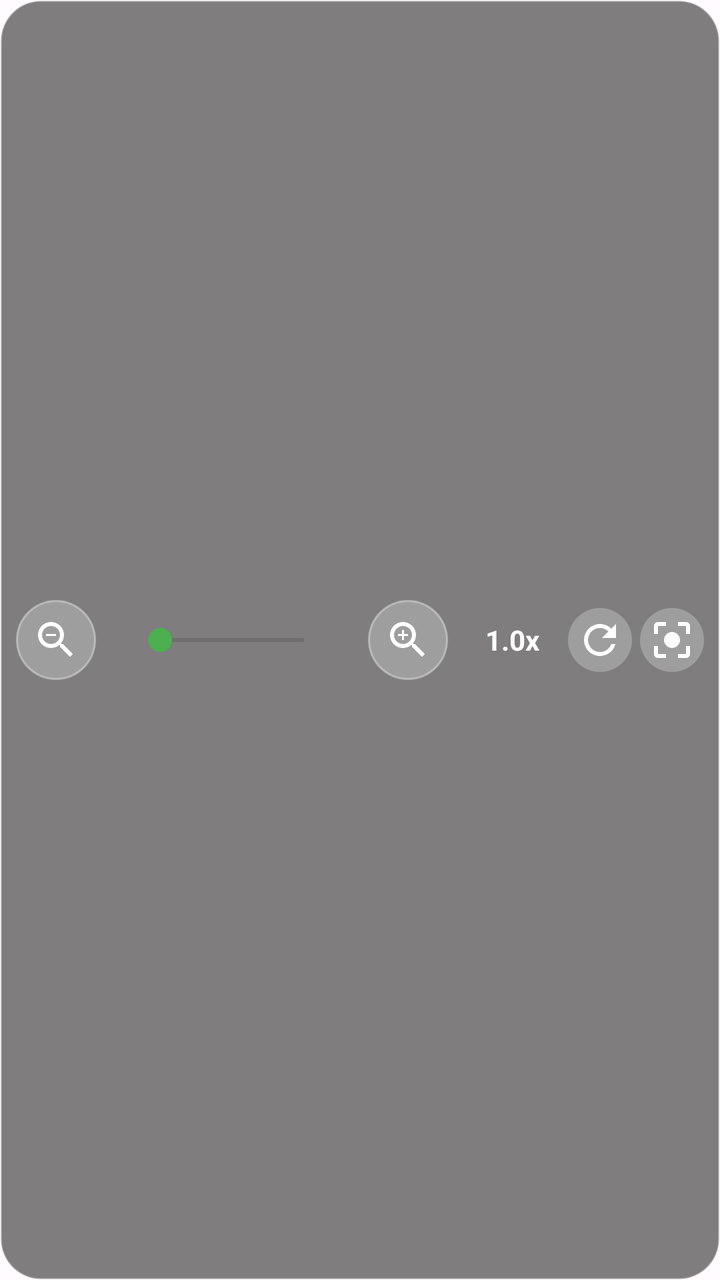
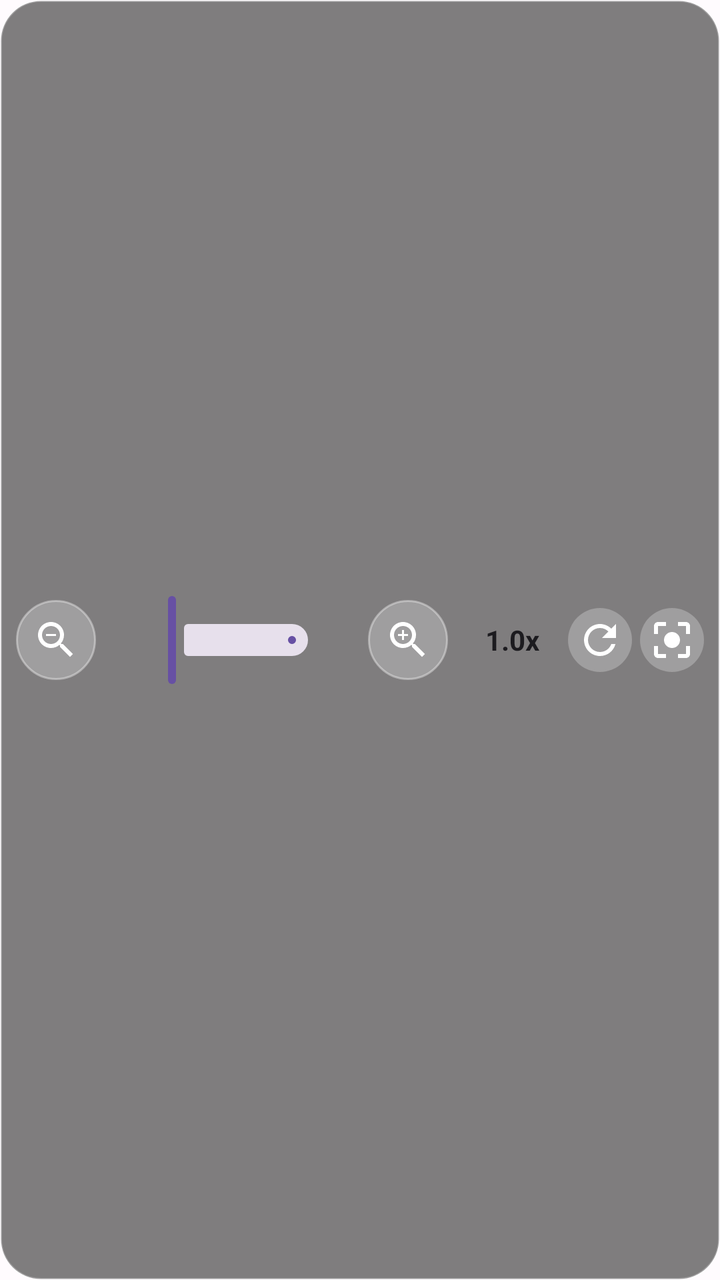

Two renders of the same Android screen: before a commit and after it. Below are the layout's source before the change and the commit's diff.
<!-- AndroidManifest.xml: application theme Theme.SkinCare_TFM -->
<!-- res/layout/view_zoom_controls.xml -->
<?xml version="1.0" encoding="utf-8"?>
<LinearLayout xmlns:android="http://schemas.android.com/apk/res/android"
    xmlns:app="http://schemas.android.com/apk/res-auto"
    android:layout_width="match_parent"
    android:layout_height="wrap_content"
    android:orientation="horizontal"
    android:gravity="center_vertical"
    android:background="@drawable/zoom_controls_background"
    android:padding="8dp">

    
    <ImageButton
        android:id="@+id/zoom_out_button"
        android:layout_width="40dp"
        android:layout_height="40dp"
        android:background="@drawable/zoom_button_background"
        android:src="@drawable/ic_zoom_out"
        android:scaleType="centerInside"
        android:contentDescription="Disminuir zoom"
        android:layout_marginEnd="8dp" />

    
    <SeekBar
        android:id="@+id/zoom_seekbar"
        android:layout_width="0dp"
        android:layout_height="wrap_content"
        android:layout_weight="1"
        android:layout_marginStart="8dp"
        android:layout_marginEnd="8dp"
        android:progressTint="@color/risk_very_low"
        android:thumbTint="@color/risk_very_low"
        android:progressBackgroundTint="@color/guidance_overlay_background" />

    
    <ImageButton
        android:id="@+id/zoom_in_button"
        android:layout_width="40dp"
        android:layout_height="40dp"
        android:background="@drawable/zoom_button_background"
        android:src="@drawable/ic_zoom_in"
        android:scaleType="centerInside"
        android:contentDescription="Aumentar zoom"
        android:layout_marginStart="8dp" />

    
    <TextView
        android:id="@+id/zoom_level_text"
        android:layout_width="wrap_content"
        android:layout_height="wrap_content"
        android:layout_marginStart="12dp"
        android:text="1.0x"
        android:textColor="@android:color/white"
        android:textSize="14sp"
        android:textStyle="bold"
        android:minWidth="40dp"
        android:gravity="center" />

    
    <ImageButton
        android:id="@+id/zoom_reset_button"
        android:layout_width="32dp"
        android:layout_height="32dp"
        android:layout_marginStart="8dp"
        android:background="@drawable/zoom_button_small_background"
        android:src="@drawable/ic_refresh"
        android:scaleType="centerInside"
        android:contentDescription="Resetear zoom" />

    
    <ImageButton
        android:id="@+id/zoom_optimal_button"
        android:layout_width="32dp"
        android:layout_height="32dp"
        android:layout_marginStart="4dp"
        android:background="@drawable/zoom_button_small_background"
        android:src="@drawable/ic_center_focus_strong"
        android:scaleType="centerInside"
        android:contentDescription="Zoom óptimo para lunares" />

    
    <View
        android:id="@+id/stabilization_indicator"
        android:layout_width="8dp"
        android:layout_height="8dp"
        android:layout_marginStart="8dp"
        android:background="@drawable/stabilization_indicator"
        android:visibility="gone" />

</LinearLayout>
<!-- resources referenced by this layout -->
<resources>
  <color name="guidance_overlay_background">#80000000</color>
  <color name="risk_very_low">#4CAF50</color>
  <!-- drawable ic_refresh (drawable) -->
  <?xml version="1.0" encoding="utf-8"?>
  <vector xmlns:android="http://schemas.android.com/apk/res/android"
      android:width="24dp"
      android:height="24dp"
      android:viewportWidth="24"
      android:viewportHeight="24"
      android:tint="@android:color/white">
      <path
          android:fillColor="@android:color/white"
          android:pathData="M17.65,6.35C16.2,4.9 14.21,4 12,4c-4.42,0 -7.99,3.58 -7.99,8s3.57,8 7.99,8c3.73,0 6.84,-2.55 7.73,-6h-2.08c-0.82,2.33 -3.04,4 -5.65,4 -3.31,0 -6,-2.69 -6,-6s2.69,-6 6,-6c1.66,0 3.14,0.69 4.22,1.78L13,11h7V4l-2.35,2.35z"/>
  </vector>
  <!-- drawable stabilization_indicator (drawable) -->
  <?xml version="1.0" encoding="utf-8"?>
  <shape xmlns:android="http://schemas.android.com/apk/res/android"
      android:shape="oval">
      <solid android:color="@color/risk_very_low" />
  </shape>
  <!-- drawable zoom_button_small_background (drawable) -->
  <?xml version="1.0" encoding="utf-8"?>
  <selector xmlns:android="http://schemas.android.com/apk/res/android">
      <item android:state_pressed="true">
          <shape android:shape="oval">
              <solid android:color="#60FFFFFF" />
          </shape>
      </item>
      <item android:state_enabled="false">
          <shape android:shape="oval">
              <solid android:color="#20FFFFFF" />
          </shape>
      </item>
      <item>
          <shape android:shape="oval">
              <solid android:color="#40FFFFFF" />
          </shape>
      </item>
  </selector>
  <!-- drawable zoom_controls_background (drawable) -->
  <?xml version="1.0" encoding="utf-8"?>
  <shape xmlns:android="http://schemas.android.com/apk/res/android"
      android:shape="rectangle">
      <solid android:color="#80000000" />
      <corners android:radius="20dp" />
      <stroke
          android:width="1dp"
          android:color="#40FFFFFF" />
  </shape>
  <style name="Theme.SkinCare_TFM" parent="Base.Theme.SkinCare_TFM" />
  <color name="md3_primary_light">#6750A4</color>
  <color name="md3_on_primary_light">#FFFFFF</color>
  <color name="md3_primary_container_light">#EADDFF</color>
  <color name="md3_on_primary_container_light">#21005D</color>
  <color name="md3_secondary_light">#625B71</color>
  <color name="md3_on_secondary_light">#FFFFFF</color>
  <color name="md3_secondary_container_light">#E8DEF8</color>
  <color name="md3_on_secondary_container_light">#1D192B</color>
  <color name="md3_tertiary_light">#7D5260</color>
  <color name="md3_on_tertiary_light">#FFFFFF</color>
  <color name="md3_tertiary_container_light">#FFD8E4</color>
  <color name="md3_on_tertiary_container_light">#31111D</color>
  <color name="md3_error_light">#BA1A1A</color>
  <color name="md3_on_error_light">#FFFFFF</color>
  <color name="md3_error_container_light">#FFDAD6</color>
  <color name="md3_on_error_container_light">#410002</color>
  <color name="md3_background_light">#FFFBFE</color>
  <color name="md3_on_background_light">#1C1B1F</color>
  <color name="md3_surface_light">#FFFBFE</color>
  <color name="md3_on_surface_light">#1C1B1F</color>
  <color name="md3_surface_variant_light">#E7E0EC</color>
  <color name="md3_on_surface_variant_light">#49454F</color>
  <color name="md3_outline_light">#79747E</color>
  <color name="md3_outline_variant_light">#CAC4D0</color>
  <!-- unchanged entries left out for length: 5 -->
</resources>

<!-- the commit's change to res/layout/view_zoom_controls.xml (unified diff, before → after) -->
@@ -20,16 +20,16 @@
         android:layout_marginEnd="8dp" />
 
     
-    <SeekBar
+    <com.google.android.material.slider.Slider
         android:id="@+id/zoom_seekbar"
         android:layout_width="0dp"
         android:layout_height="wrap_content"
         android:layout_weight="1"
         android:layout_marginStart="8dp"
         android:layout_marginEnd="8dp"
-        android:progressTint="@color/risk_very_low"
-        android:thumbTint="@color/risk_very_low"
-        android:progressBackgroundTint="@color/guidance_overlay_background" />
+        app:thumbColor="?attr/colorPrimary"
+        app:trackColorActive="?attr/colorPrimary"
+        app:trackColorInactive="?attr/colorSurfaceVariant" />
 
     
     <ImageButton
@@ -49,7 +49,7 @@
         android:layout_height="wrap_content"
         android:layout_marginStart="12dp"
         android:text="1.0x"
-        android:textColor="@android:color/white"
+        android:textColor="?attr/colorOnSurface"
         android:textSize="14sp"
         android:textStyle="bold"
         android:minWidth="40dp"
<!-- resource entries referenced after the edit -->
@@ -1,6 +1,5 @@
 <!-- resources referenced by this layout -->
 <resources>
-  <color name="guidance_overlay_background">#80000000</color>
   <color name="risk_very_low">#4CAF50</color>
   <!-- drawable ic_refresh (drawable) -->
   <?xml version="1.0" encoding="utf-8"?>
